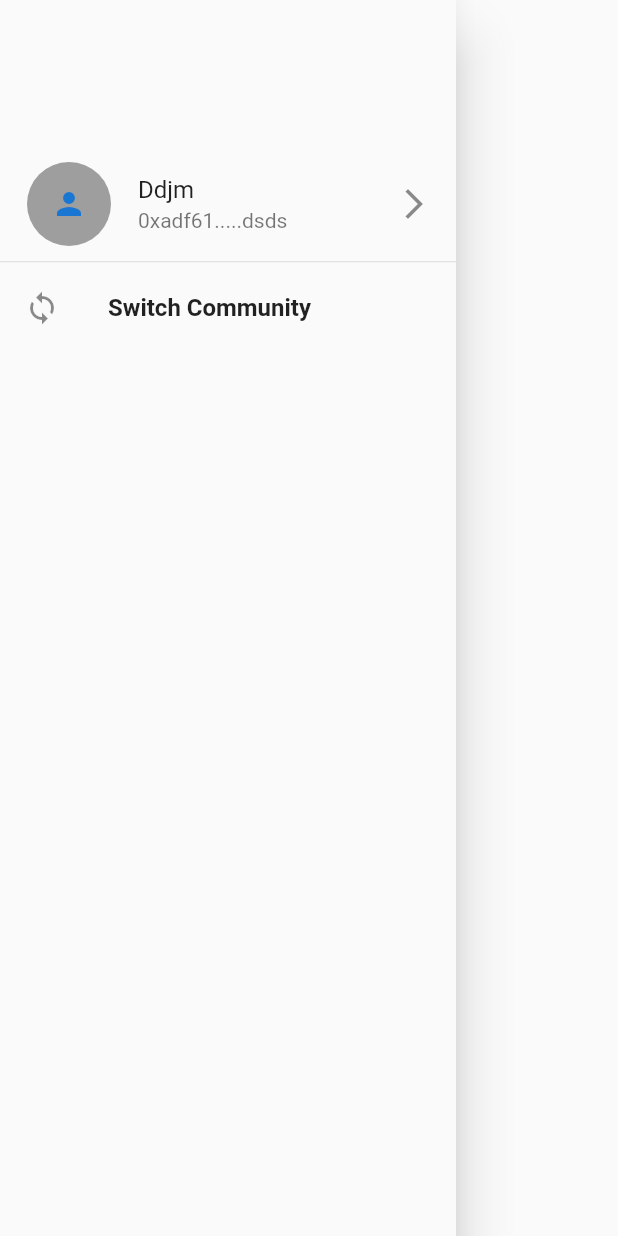
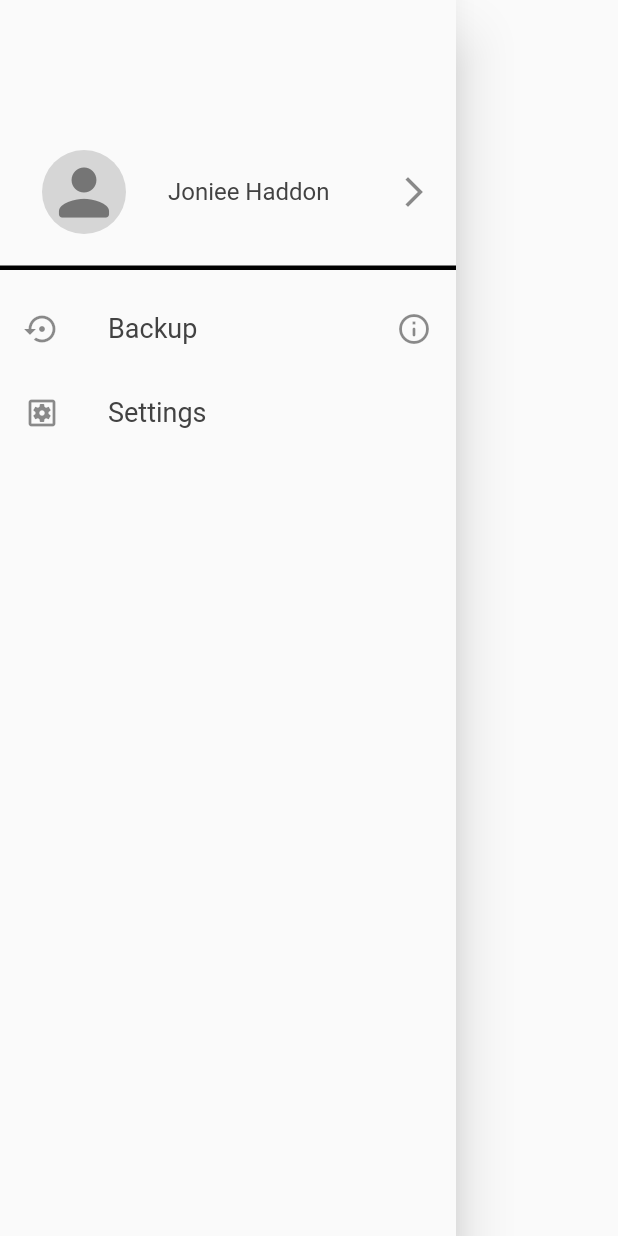
Before and after one commit to JHohua-Permain/the-wellbeing-protocol, a Flutter app: the NavDrawer widget shown alone on an empty page, opened directly, on a phone screen of 412 x 824 dp. Run offline on Flutter 3.47's test engine with Material 2 defaults, Android fonts, the phone set to English and light mode, and no system bars; our stand-ins replace barcode_widget; missing offline and left inert: dart:html, flutter_barcode_scanner.

```diff
--- a/lib/widgets/nav_drawer.dart
+++ b/lib/widgets/nav_drawer.dart
@@ -20,29 +20,55 @@ class _NavDrawerState extends State<NavDrawer> {
           ListTile(
             onTap: () {
               Navigator.of(context).pop();
-              Navigator.of(context).push(
-                  MaterialPageRoute(builder: (context) => GeneralScreen(body: ProfileBody(), appBarTitle: "Account")));
+              Navigator.of(context).push(MaterialPageRoute(
+                  builder: (context) => GeneralScreen(
+                      body: ProfileBody(), appBarTitle: "Account")));
             },
-            title: Text("Ddjm"),
-            subtitle: Text("0xadf61.....dsds"),
+            title: Text("Joniee Haddon",
+                style: TextStyle(
+                  fontSize: 16,
+                  color: Colors.grey[800],
+                )),
+            //subtitle: Text("0xadf61.....dsds"),
             leading: CircleAvatar(
-              backgroundColor: Colors.grey,
-              radius: 30,
-              child: Icon(Icons.person),
+              backgroundColor: Colors.grey[350],
+              radius: 40,
+              child: Icon(
+                Icons.person_rounded,
+                size: 50,
+                color: Colors.grey[600],
+              ),
             ),
             trailing: Icon(
               Icons.arrow_forward_ios_outlined,
             ),
           ),
-          Divider(
-            height: 5,
+          Padding(
+            padding: const EdgeInsets.only(top: 20, bottom: 10),
+            child: Divider(
+              height: 5,
+              thickness: 3,
+              color: Colors.black,
+            ),
           ),
           ListTile(
-            leading: Icon(Icons.sync),
+            leading: Icon(Icons.settings_backup_restore_outlined),
+            trailing: Icon(Icons.info_outline_rounded),
             title: Text(
-              "Switch Community",
+              "Backup",
               style: TextStyle(
-                fontWeight: FontWeight.bold,
+                fontSize: 18,
+                color: Colors.grey[800],
+              ),
+            ),
+          ),
+          ListTile(
+            leading: Icon(Icons.settings_applications_outlined),
+            title: Text(
+              "Settings",
+              style: TextStyle(
+                fontSize: 18,
+                color: Colors.grey[800],
               ),
             ),
           )
--- a/pubspec.yaml
+++ b/pubspec.yaml
@@ -23,6 +23,11 @@ environment:
 dependencies:
   flutter:
     sdk: flutter
+  #qr_code_scanner: ^0.4.0
+  permission_handler: ^6.1.3
+  flutter_barcode_scanner: ^2.0.0
+  # create QR Code
+  barcode_widget: ^2.0.1
 
 
 
```
Also changed, not shown: lib/features/home/home_body.dart (+9 -1 lines), lib/features/user/profile_body.dart (+59 -6 lines), lib/widgets/qr_scan_page.dart (added, +70 -0 lines), pubspec.lock, 2 other files.
